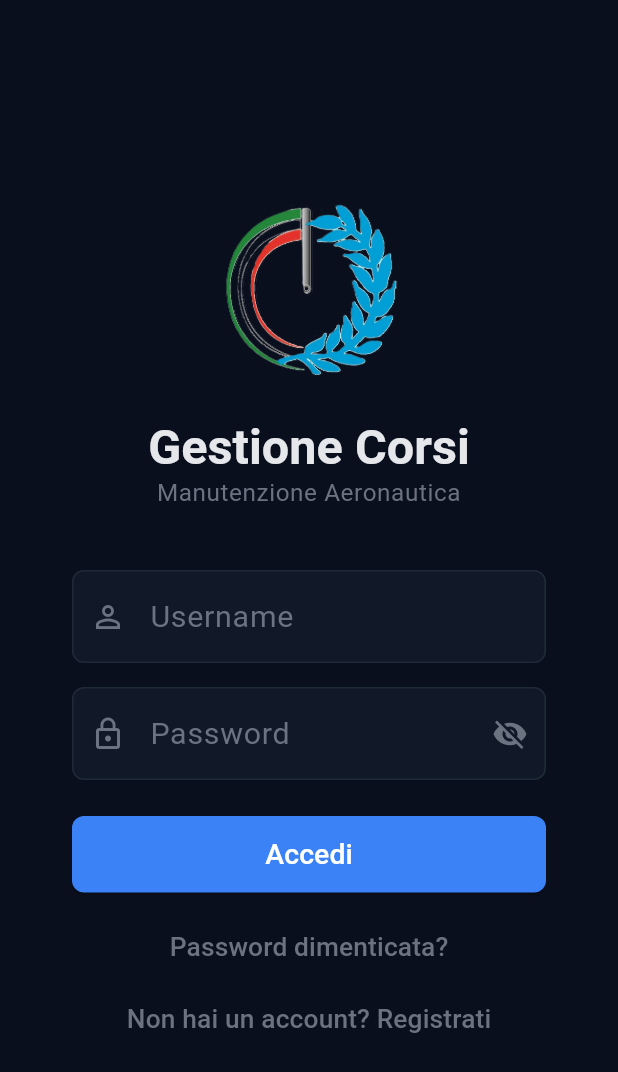
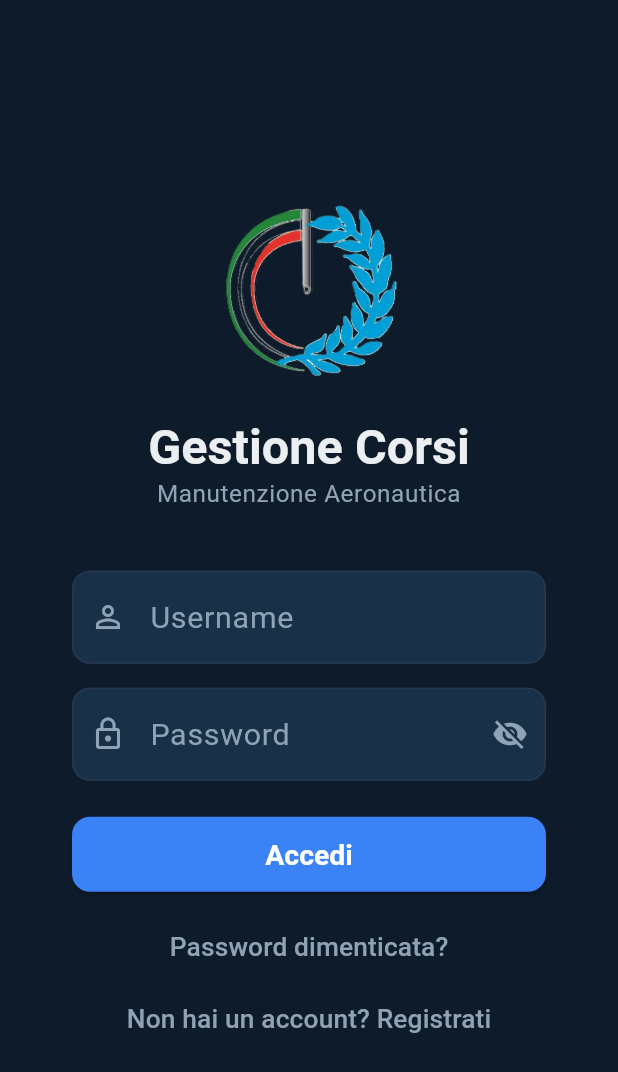
Before and after one commit to rdagmr98/corsi, a Flutter app: the screen it shows after launch, on a phone screen of 412 x 824 dp. Shown: the top 1072 px of the screen. Run offline on Flutter 3.47's test engine with Material 3 defaults, Android fonts, the phone set to English and light mode, and no system bars; our stand-ins replace flutter_riverpod, go_router, pdf, printing, shared_preferences; missing offline and left inert: dart:html, encrypt; accounts and stored records are empty.

Commit message:
style(tema): palette e forme di AVES Tecnici, questionari raggruppati, warning analyze
- theme.dart: palette navy AVES, card/dialog/input/chip/popup arrotondati con bordo,
  pillola NavigationRail blu tenue (prima verde da secondaryContainer M3)
- card mobile raggio 16/12 e bordo colorato più visibile
- frequentatore: con 2+ questionari aperti un solo banner apribile;
  card Presenze "Avanzamento corso" al posto di "Corso completato"
- dialog Archivia corso usa il tema; codice morto e cast inutili rimossi (analyze 0 warning)

Co-Authored-By: Claude Opus 5.5 <noreply@anthropic.com>

```diff
--- a/lib/screens/attendee/attendee_home_screen.dart
+++ b/lib/screens/attendee/attendee_home_screen.dart
@@ -142,7 +142,7 @@ class _AttendeeHomeScreenState extends ConsumerState<AttendeeHomeScreen> {
                 Expanded(
                   child: StatusCard(
                     title: 'Presenze',
-                    subtitle: 'Corso completato',
+                    subtitle: 'Avanzamento corso',
                     value: '${(completion * 100).round()}%',
                     footer: toRecover > 0 ? 'Da recuperare: $toRecover h' : 'Niente da recuperare',
                     color: toRecover > 0 ? kError : kAccent,
--- a/lib/screens/auth/login_screen.dart
+++ b/lib/screens/auth/login_screen.dart
@@ -1,7 +1,6 @@
 import 'package:flutter/material.dart';
 import 'package:flutter_riverpod/flutter_riverpod.dart';
 import 'package:go_router/go_router.dart';
-import '../../models/course_models.dart';
 import '../../models/user_models.dart';
 import '../../providers/auth_provider.dart';
 import '../../services/course_service.dart';
--- a/lib/screens/director/attendance_tab.dart
+++ b/lib/screens/director/attendance_tab.dart
@@ -155,7 +155,6 @@ class _DirectorAttendanceTabState extends ConsumerState<DirectorAttendanceTab>
     final totalAbsent = modStats.values.fold(0, (s, m) => s + (m['absent'] ?? 0));
     final totalUnrecovered = modStats.values.fold(0, (s, m) => s + (m['unrecovered'] ?? 0));
     final totalPlannedHours = typeInfo?.modules.fold(0, (s, m) => s + m.totalHours) ?? 0;
-    final totalConfirmed = modStats.values.fold(0, (s, m) => s + (m['confirmed'] ?? 0));
     final totalToRecover  = modStats.values.fold(0, (s, m) => s + (m['toRecover'] ?? 0));
     final totalToRecoverT = modStats.values.fold(0, (s, m) => s + (m['toRecoverT'] ?? 0));
     final totalToRecoverP = modStats.values.fold(0, (s, m) => s + (m['toRecoverP'] ?? 0));
--- a/lib/screens/director/schedule_tab.dart
+++ b/lib/screens/director/schedule_tab.dart
@@ -585,8 +585,8 @@ class _DirectorScheduleTabState extends ConsumerState<DirectorScheduleTab> {
           final unconstrained = selSub == null ||
               (selSub.theoryHours == 0 && selSub.practicalHours == 0);
           final selNc = selSub == null ? '' : _normSubCode(selSub.code);
-          final remT = unconstrained ? 1 : (selSub!.theoryHours    - (doneT[selNc] ?? 0));
-          final remP = unconstrained ? 1 : (selSub!.practicalHours - (doneP[selNc] ?? 0));
+          final remT = unconstrained ? 1 : (selSub.theoryHours    - (doneT[selNc] ?? 0));
+          final remP = unconstrained ? 1 : (selSub.practicalHours - (doneP[selNc] ?? 0));
           if (type == 'teoria' && remT <= 0 && remP > 0) type = 'pratica';
           if (type == 'pratica' && remP <= 0 && remT > 0) type = 'teoria';
 
--- a/lib/screens/master/course_detail_screen.dart
+++ b/lib/screens/master/course_detail_screen.dart
@@ -3,7 +3,6 @@ import 'package:flutter_riverpod/flutter_riverpod.dart';
 import 'package:intl/intl.dart';
 import '../../models/course_models.dart';
 import '../../models/grade_models.dart';
-import '../../models/reference_models.dart';
 import '../../models/schedule_models.dart';
 import '../../models/user_models.dart';
 import '../../providers/auth_provider.dart';
@@ -266,7 +265,6 @@ class _State extends ConsumerState<MasterCourseDetailScreen>
         final totalAbsent = modStats.values.fold(0, (s, m) => s + (m['absent'] ?? 0));
         final totalUnrec = modStats.values.fold(0, (s, m) => s + (m['unrecovered'] ?? 0));
         final totalPlanned = typeInfo?.modules.fold<int>(0, (s, m) => s + (m.totalHours as int)) ?? 0;
-        final totalConfirmed = modStats.values.fold(0, (s, m) => s + (m['confirmed'] ?? 0));
         final presPct = totalPlanned > 0
             ? ((totalPlanned - totalAbsent) / totalPlanned * 100).toStringAsFixed(0)
             : '100';
@@ -297,11 +295,8 @@ class _State extends ConsumerState<MasterCourseDetailScreen>
                 .where((mod) => modStats.containsKey(mod.number) && (modStats[mod.number]!['confirmed'] ?? 0) > 0)
                 .map((mod) {
               final stats = modStats[mod.number]!;
-              final total = stats['confirmed'] ?? 0;
               final absent = stats['absent'] ?? 0;
-              final recovered    = stats['recovered'] ?? 0;
               final unrecovered  = stats['unrecovered'] ?? 0;
-              final confirmedT   = stats['confirmedT'] ?? 0;
               final toRecoverT   = stats['toRecoverT'] ?? 0;
               final toRecoverP   = stats['toRecoverP'] ?? 0;
               final toRecover    = stats['toRecover'] ?? 0;
--- a/lib/screens/master/courses_tab.dart
+++ b/lib/screens/master/courses_tab.dart
@@ -303,7 +303,7 @@ class _CoursesTabState extends ConsumerState<CoursesTab> {
                       defaultAula: defaultAula,
                     ));
                   } else {
-                    await _courseService.updateCourse(course!.copyWith(
+                    await _courseService.updateCourse(course.copyWith(
                       courseTypeId: selectedType,
                       mamlCombinationId: selectedMamlCombo,
                       title: title,
@@ -424,7 +424,6 @@ class _CoursesTabState extends ConsumerState<CoursesTab> {
       final confirm = await showDialog<bool>(
         context: context,
         builder: (ctx) => AlertDialog(
-          backgroundColor: const Color(0xFF1A2A3A),
           title: const Text('Archivia corso', style: TextStyle(color: Colors.white)),
           content: const Text(
             'Verrà generato e scaricato il PDF con tutti i dati probanti del corso.\n\n'
--- a/lib/theme.dart
+++ b/lib/theme.dart
@@ -15,16 +15,16 @@ Color moduleColor(int moduleNumber) {
   return _modulePalette[idx];
 }
 
-const kBg = Color(0xFF0A0F1E);
-const kSurface = Color(0xFF111827);
-const kCard = Color(0xFF1A2235);
+const kBg = Color(0xFF0D1B2A); // palette navy di AVES Tecnici
+const kSurface = Color(0xFF152234);
+const kCard = Color(0xFF1A2E44);
 const kPrimary = Color(0xFF3B82F6);
 const kAccent = Color(0xFF10B981);
 const kWarning = Color(0xFFF59E0B);
 const kError = Color(0xFFEF4444);
-const kText = Color(0xFFE5E7EB);
-const kTextDim = Color(0xFF6B7280);
-const kBorder = Color(0xFF1F2937);
+const kText = Color(0xFFECEFF1);
+const kTextDim = Color(0xFF8FA3B5);
+const kBorder = Color(0xFF263850);
 
 ThemeData buildTheme() => ThemeData.dark().copyWith(
   scaffoldBackgroundColor: kBg,
@@ -33,9 +33,27 @@ ThemeData buildTheme() => ThemeData.dark().copyWith(
     secondary: kAccent,
     surface: kSurface,
     error: kError,
+    // Pillola di NavigationRail e chip selezionati: blu tenue, non verde.
+    secondaryContainer: Color(0xFF1E3F66),
+    onSecondaryContainer: kText,
+    outline: kBorder,
   ),
   cardColor: kCard,
   dividerColor: kBorder,
+  cardTheme: CardThemeData(
+    color: kCard,
+    elevation: 0,
+    surfaceTintColor: Colors.transparent,
+    shape: RoundedRectangleBorder(
+      borderRadius: BorderRadius.circular(16),
+      side: const BorderSide(color: kBorder),
+    ),
+  ),
+  navigationRailTheme: NavigationRailThemeData(
+    indicatorColor: kPrimary.withValues(alpha: 0.18),
+    indicatorShape: RoundedRectangleBorder(borderRadius: BorderRadius.circular(12)),
+  ),
+  dividerTheme: const DividerThemeData(color: kBorder, thickness: 0.8),
   textTheme: const TextTheme(
     bodyLarge: TextStyle(color: kText, fontSize: 15),
     bodyMedium: TextStyle(color: kText, fontSize: 14),
@@ -45,18 +63,18 @@ ThemeData buildTheme() => ThemeData.dark().copyWith(
   ),
   inputDecorationTheme: InputDecorationTheme(
     filled: true,
-    fillColor: kSurface,
+    fillColor: const Color(0xFF183148),
     border: OutlineInputBorder(
-      borderRadius: BorderRadius.circular(8),
+      borderRadius: BorderRadius.circular(12),
       borderSide: const BorderSide(color: kBorder),
     ),
     enabledBorder: OutlineInputBorder(
-      borderRadius: BorderRadius.circular(8),
+      borderRadius: BorderRadius.circular(12),
       borderSide: const BorderSide(color: kBorder),
     ),
     focusedBorder: OutlineInputBorder(
-      borderRadius: BorderRadius.circular(8),
-      borderSide: const BorderSide(color: kPrimary),
+      borderRadius: BorderRadius.circular(12),
+      borderSide: const BorderSide(color: Color(0xFF39C5FF), width: 1.6),
     ),
     labelStyle: const TextStyle(color: kTextDim),
     hintStyle: const TextStyle(color: kTextDim),
@@ -65,32 +83,57 @@ ThemeData buildTheme() => ThemeData.dark().copyWith(
     style: ElevatedButton.styleFrom(
       backgroundColor: kPrimary,
       foregroundColor: Colors.white,
-      shape: RoundedRectangleBorder(borderRadius: BorderRadius.circular(8)),
-      padding: const EdgeInsets.symmetric(horizontal: 20, vertical: 12),
+      shape: RoundedRectangleBorder(borderRadius: BorderRadius.circular(12)),
+      padding: const EdgeInsets.symmetric(horizontal: 20, vertical: 14),
+      textStyle: const TextStyle(fontWeight: FontWeight.w600),
     ),
   ),
   outlinedButtonTheme: OutlinedButtonThemeData(
     style: OutlinedButton.styleFrom(
       foregroundColor: kPrimary,
       side: const BorderSide(color: kPrimary),
-      shape: RoundedRectangleBorder(borderRadius: BorderRadius.circular(8)),
-      padding: const EdgeInsets.symmetric(horizontal: 20, vertical: 12),
+      shape: RoundedRectangleBorder(borderRadius: BorderRadius.circular(12)),
+      padding: const EdgeInsets.symmetric(horizontal: 20, vertical: 14),
+    ),
+  ),
+  filledButtonTheme: FilledButtonThemeData(
+    style: FilledButton.styleFrom(
+      shape: RoundedRectangleBorder(borderRadius: BorderRadius.circular(12)),
     ),
   ),
   appBarTheme: const AppBarTheme(
     backgroundColor: kSurface,
     foregroundColor: kText,
     elevation: 0,
+    scrolledUnderElevation: 0,
+    surfaceTintColor: Colors.transparent,
   ),
-  chipTheme: const ChipThemeData(
+  chipTheme: ChipThemeData(
     backgroundColor: kCard,
-    labelStyle: TextStyle(color: kText, fontSize: 12),
-    padding: EdgeInsets.symmetric(horizontal: 8, vertical: 2),
+    labelStyle: const TextStyle(color: kText, fontSize: 12),
+    padding: const EdgeInsets.symmetric(horizontal: 8, vertical: 2),
+    side: const BorderSide(color: kBorder),
+    shape: RoundedRectangleBorder(borderRadius: BorderRadius.circular(10)),
+  ),
+  popupMenuTheme: PopupMenuThemeData(
+    color: kCard,
+    surfaceTintColor: Colors.transparent,
+    shape: RoundedRectangleBorder(
+      borderRadius: BorderRadius.circular(12),
+      side: const BorderSide(color: kBorder),
+    ),
+  ),
+  bottomSheetTheme: const BottomSheetThemeData(
+    backgroundColor: kSurface,
+    surfaceTintColor: Colors.transparent,
   ),
   dialogTheme: DialogThemeData(
     backgroundColor: kCard,
     surfaceTintColor: Colors.transparent,
-    shape: RoundedRectangleBorder(borderRadius: BorderRadius.circular(16)),
+    shape: RoundedRectangleBorder(
+      borderRadius: BorderRadius.circular(20),
+      side: const BorderSide(color: kBorder),
+    ),
     titleTextStyle: const TextStyle(color: kText, fontSize: 17, fontWeight: FontWeight.w600),
     contentTextStyle: const TextStyle(color: kText, fontSize: 14),
   ),
@@ -98,7 +141,10 @@ ThemeData buildTheme() => ThemeData.dark().copyWith(
     behavior: SnackBarBehavior.floating,
     backgroundColor: kCard,
     contentTextStyle: const TextStyle(color: kText, fontSize: 13),
-    shape: RoundedRectangleBorder(borderRadius: BorderRadius.circular(10)),
+    shape: RoundedRectangleBorder(
+      borderRadius: BorderRadius.circular(14),
+      side: const BorderSide(color: kBorder),
+    ),
     insetPadding: const EdgeInsets.all(16),
   ),
 );
--- a/lib/widgets/collapsible_day.dart
+++ b/lib/widgets/collapsible_day.dart
@@ -39,7 +39,7 @@ class CollapsibleDay extends StatelessWidget {
           Material(
             color: kCard,
             shape: RoundedRectangleBorder(
-              borderRadius: BorderRadius.circular(8),
+              borderRadius: BorderRadius.circular(12),
               side: BorderSide(color: isToday ? accent.withValues(alpha: 0.6) : kBorder),
             ),
             clipBehavior: Clip.antiAlias,
--- a/lib/widgets/lesson_tile.dart
+++ b/lib/widgets/lesson_tile.dart
@@ -102,7 +102,7 @@ class LessonDescriber {
       margin: const EdgeInsets.only(bottom: 6),
       clipBehavior: Clip.antiAlias,
       shape: RoundedRectangleBorder(
-        borderRadius: BorderRadius.circular(8),
+        borderRadius: BorderRadius.circular(12),
         side: BorderSide(color: courseColor?.withValues(alpha: 0.6) ?? kBorder),
       ),
       child: Column(
--- a/lib/widgets/status_card.dart
+++ b/lib/widgets/status_card.dart
@@ -31,8 +31,8 @@ class StatusCard extends StatelessWidget {
       margin: EdgeInsets.zero,
       clipBehavior: Clip.antiAlias,
       shape: RoundedRectangleBorder(
-        borderRadius: BorderRadius.circular(12),
-        side: BorderSide(color: color.withValues(alpha: 0.3)),
+        borderRadius: BorderRadius.circular(16),
+        side: BorderSide(color: color.withValues(alpha: 0.5)),
       ),
       child: InkWell(
         onTap: onTap,
```
Also changed, not shown: lib/screens/attendee/attendee_shell.dart (+33 -10 lines), lib/screens/instructor/home_screen.dart (+4 -4 lines), lib/services/user_service.dart (+4 -4 lines), 8 other files.
